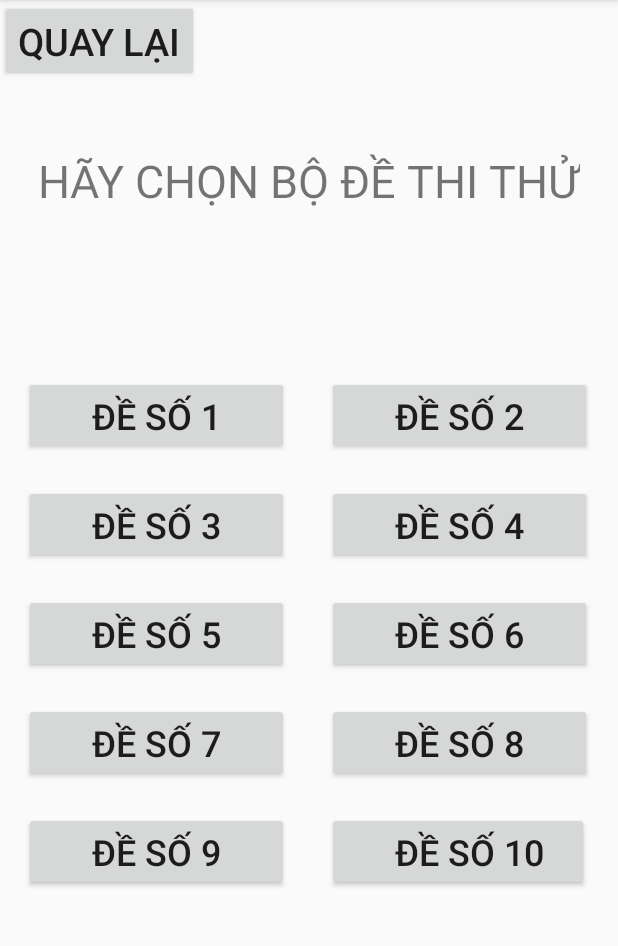
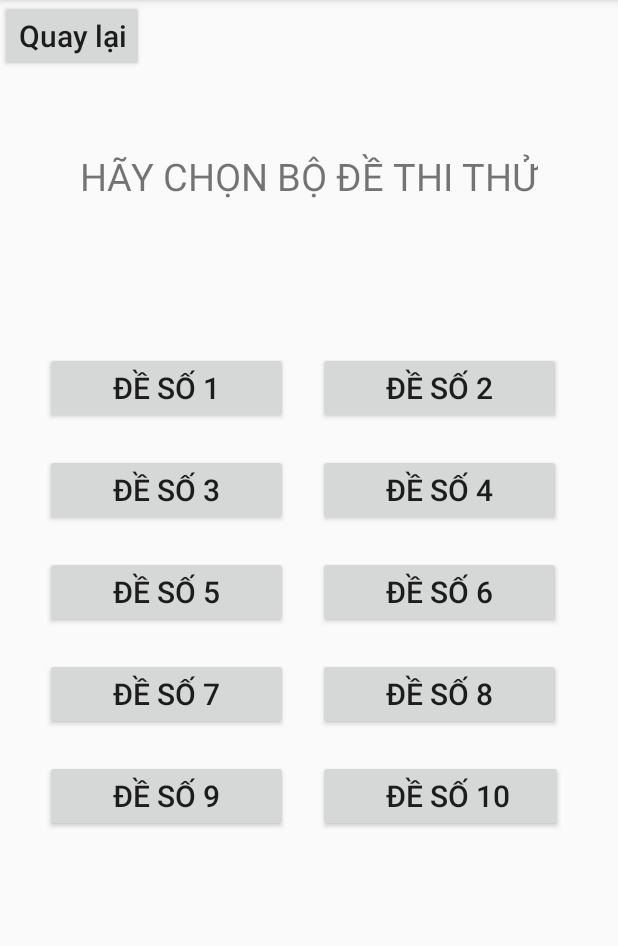
Before and after one commit to LapTrinhLTK/OnThi, an Android app: the ThiThu screen opened directly, with no data from a screen before it, on a phone screen of 412 x 824 dp, the part 84-1030 px from its top. Run offline under Robolectric (Android 15) with nearby library versions, the phone set to English and light mode, and no system bars.

Commit message:
Hello Mama

```diff
--- a/app/src/main/java/com/example/onthituyensinh/CB_ThiThu.java
+++ b/app/src/main/java/com/example/onthituyensinh/CB_ThiThu.java
@@ -31,6 +31,6 @@ public class CB_ThiThu extends AppCompatActivity {
         Intent chuyencbtt = getIntent();
         String cacmon = chuyencbtt.getStringExtra("monthi");
         tbmon2.setText(cacmon);
-        int k = 4;
+        int k = 5;
     }
 }
--- a/app/src/main/res/layout/activity_main.xml
+++ b/app/src/main/res/layout/activity_main.xml
@@ -10,7 +10,7 @@
         android:layout_height="wrap_content"
         android:text="ôn luyện môn tổ hợp"
         android:textAllCaps="true"
-        android:textSize="35sp"
+        android:textSize="30sp"
 
         android:layout_centerHorizontal="true"
         android:layout_marginTop="50dp"
@@ -23,7 +23,7 @@
         android:layout_height="wrap_content"
         android:text="kì thi tuyển sinh 10"
         android:textAllCaps="true"
-        android:textSize="35sp"
+        android:textSize="30sp"
 
         android:layout_below="@id/gtchinh1"
         android:layout_centerHorizontal="true"
--- a/app/src/main/res/layout/activity_thi_thu.xml
+++ b/app/src/main/res/layout/activity_thi_thu.xml
@@ -2,7 +2,9 @@
 <RelativeLayout
     android:layout_width="match_parent"
     android:layout_height="match_parent"
-    xmlns:android="http://schemas.android.com/apk/res/android">
+    xmlns:android="http://schemas.android.com/apk/res/android"
+
+    >
 
     <TextView
         android:id="@+id/gtchon"
@@ -10,7 +12,7 @@
         android:layout_height="wrap_content"
         android:text="hãy chọn bộ đề thi thử"
         android:textAllCaps="true"
-        android:textSize="30dp"
+        android:textSize="25dp"
         android:layout_centerHorizontal="true"
         android:layout_marginTop="100dp"
 
@@ -21,9 +23,10 @@
         android:layout_width="wrap_content"
         android:layout_height="wrap_content"
         android:text="Quay lại"
-        android:textSize="25sp"
+        android:textSize="20sp"
         android:layout_alignParentLeft="true"
         android:layout_alignParentTop="true"
+        android:textAllCaps="false"
 
         />
     <Button
@@ -31,11 +34,11 @@
         android:layout_width="wrap_content"
         android:layout_height="wrap_content"
         android:text="Đề số 1"
-        android:textSize="24sp"
+        android:textSize="20sp"
         android:layout_below="@id/gtchon"
-        android:layout_marginTop="110dp"
-        android:layout_marginRight="25dp"
-        android:layout_marginLeft="16dp"
+        android:layout_marginTop="100dp"
+        android:layout_marginRight="20dp"
+        android:layout_marginLeft="30dp"
         android:paddingRight="45dp"
         android:paddingLeft="45dp"
 
@@ -46,9 +49,9 @@
         android:layout_width="wrap_content"
         android:layout_height="wrap_content"
         android:text="Đề số 2"
-        android:textSize="24sp"
+        android:textSize="20sp"
         android:layout_below="@id/gtchon"
-        android:layout_marginTop="110dp"
+        android:layout_marginTop="100dp"
         android:layout_toRightOf="@id/deso1"
         android:paddingRight="45dp"
         android:paddingLeft="45dp"
@@ -60,11 +63,11 @@
         android:layout_width="wrap_content"
         android:layout_height="wrap_content"
         android:text="Đề số 3"
-        android:textSize="24sp"
+        android:textSize="20sp"
         android:layout_below="@id/deso1"
         android:layout_marginTop="20dp"
-        android:layout_marginRight="25dp"
-        android:layout_marginLeft="16dp"
+        android:layout_marginRight="20dp"
+        android:layout_marginLeft="30dp"
         android:paddingRight="45dp"
         android:paddingLeft="45dp"
 
@@ -75,7 +78,7 @@
         android:layout_width="wrap_content"
         android:layout_height="wrap_content"
         android:text="Đề số 4"
-        android:textSize="24sp"
+        android:textSize="20sp"
         android:layout_below="@id/deso2"
         android:layout_marginTop="20dp"
         android:layout_toRightOf="@id/deso3"
@@ -89,11 +92,11 @@
         android:layout_width="wrap_content"
         android:layout_height="wrap_content"
         android:text="Đề số 5"
-        android:textSize="24sp"
+        android:textSize="20sp"
         android:layout_below="@id/deso3"
         android:layout_marginTop="20dp"
-        android:layout_marginRight="25dp"
-        android:layout_marginLeft="16dp"
+        android:layout_marginRight="20dp"
+        android:layout_marginLeft="30dp"
         android:paddingRight="45dp"
         android:paddingLeft="45dp"
 
@@ -104,7 +107,7 @@
         android:layout_width="wrap_content"
         android:layout_height="wrap_content"
         android:text="Đề số 6"
-        android:textSize="24sp"
+        android:textSize="20sp"
         android:layout_below="@id/deso4"
         android:layout_marginTop="20dp"
         android:layout_toRightOf="@id/deso5"
@@ -118,11 +121,11 @@
         android:layout_width="wrap_content"
         android:layout_height="wrap_content"
         android:text="Đề số 7"
-        android:textSize="24sp"
+        android:textSize="20sp"
         android:layout_below="@id/deso5"
         android:layout_marginTop="20dp"
-        android:layout_marginRight="25dp"
-        android:layout_marginLeft="16dp"
+        android:layout_marginRight="20dp"
+        android:layout_marginLeft="30dp"
         android:paddingRight="45dp"
         android:paddingLeft="45dp"
 
@@ -133,7 +136,7 @@
         android:layout_width="wrap_content"
         android:layout_height="wrap_content"
         android:text="Đề số 8"
-        android:textSize="24sp"
+        android:textSize="20sp"
         android:layout_below="@id/deso6"
         android:layout_marginTop="20dp"
         android:layout_toRightOf="@id/deso7"
@@ -147,11 +150,11 @@
         android:layout_width="wrap_content"
         android:layout_height="wrap_content"
         android:text="Đề số 9"
-        android:textSize="24sp"
+        android:textSize="20sp"
         android:layout_below="@id/deso7"
         android:layout_marginTop="20dp"
-        android:layout_marginRight="25dp"
-        android:layout_marginLeft="16dp"
+        android:layout_marginRight="20dp"
+        android:layout_marginLeft="30dp"
         android:paddingRight="45dp"
         android:paddingLeft="45dp"
 
@@ -162,11 +165,11 @@
         android:layout_width="wrap_content"
         android:layout_height="wrap_content"
         android:text="Đề số 10"
-        android:textSize="24sp"
+        android:textSize="20sp"
         android:layout_below="@id/deso8"
         android:layout_marginTop="20dp"
         android:layout_toRightOf="@id/deso3"
-        android:paddingRight="30dp"
+        android:paddingRight="35dp"
         android:paddingLeft="45dp"
 
         />
```
Also changed, not shown: app/src/main/res/layout/activity_on__luyen.xml (+22 -21 lines).
